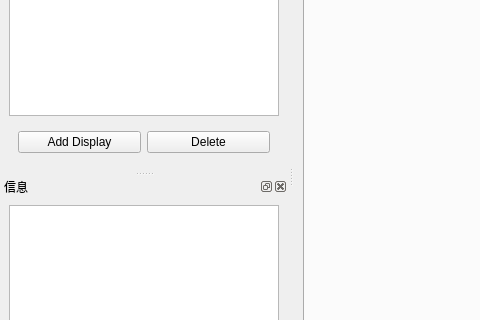
Qt form qt_rviz_demo/ui/main_window.ui (Mith-z/ROS_Qt_RViz) before a commit; both pictures show x 0 to 480 and y 137 to 457 of the 1245 by 763 pixel window.
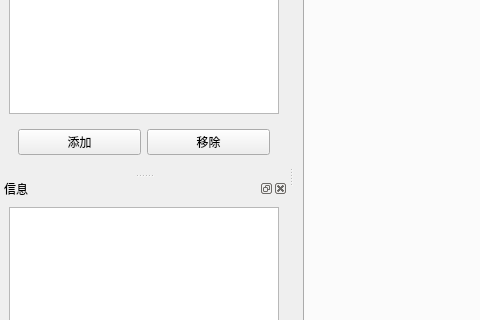
The same form after that commit. Custom widgets are drawn as their Qt base class.

The edit to the form file:
```diff
--- a/qt_rviz_demo/ui/main_window.ui
+++ b/qt_rviz_demo/ui/main_window.ui
@@ -147,14 +147,14 @@
         <item>
          <widget class="QPushButton" name="add_display_Btn">
           <property name="text">
-           <string>Add Display</string>
+           <string>添加</string>
           </property>
          </widget>
         </item>
         <item>
          <widget class="QPushButton" name="delete_display_Btn">
           <property name="text">
-           <string>Delete</string>
+           <string>移除</string>
           </property>
          </widget>
         </item>
```
Left out of the diff: 2 changed lines with no effect on the pictures.
